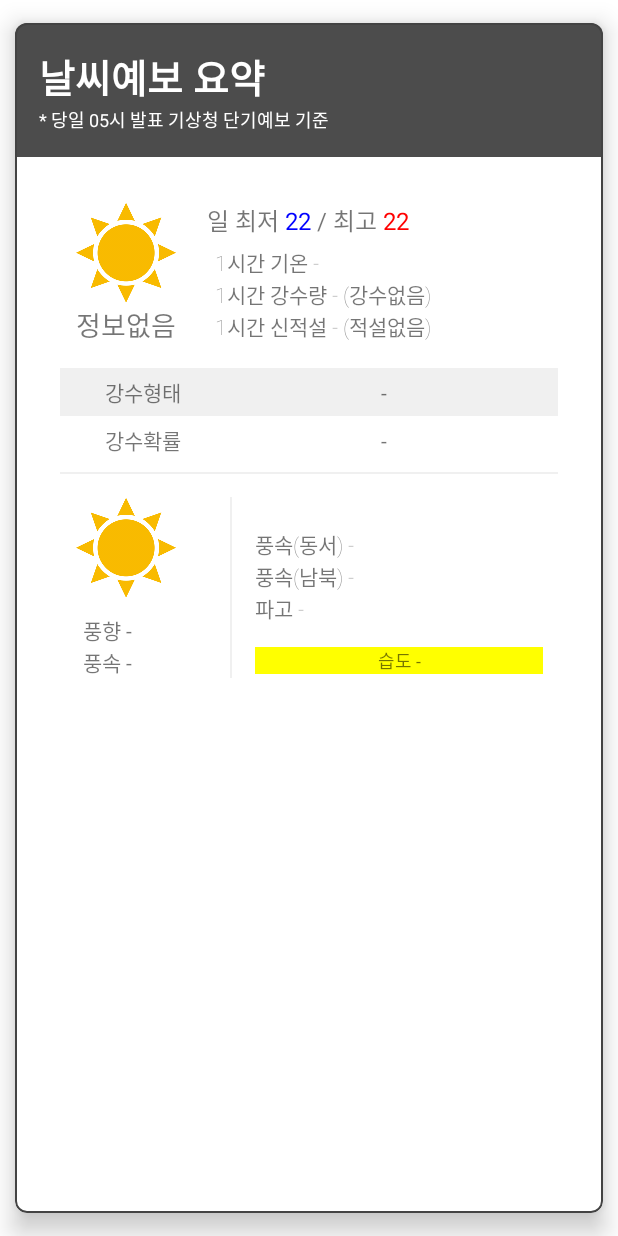
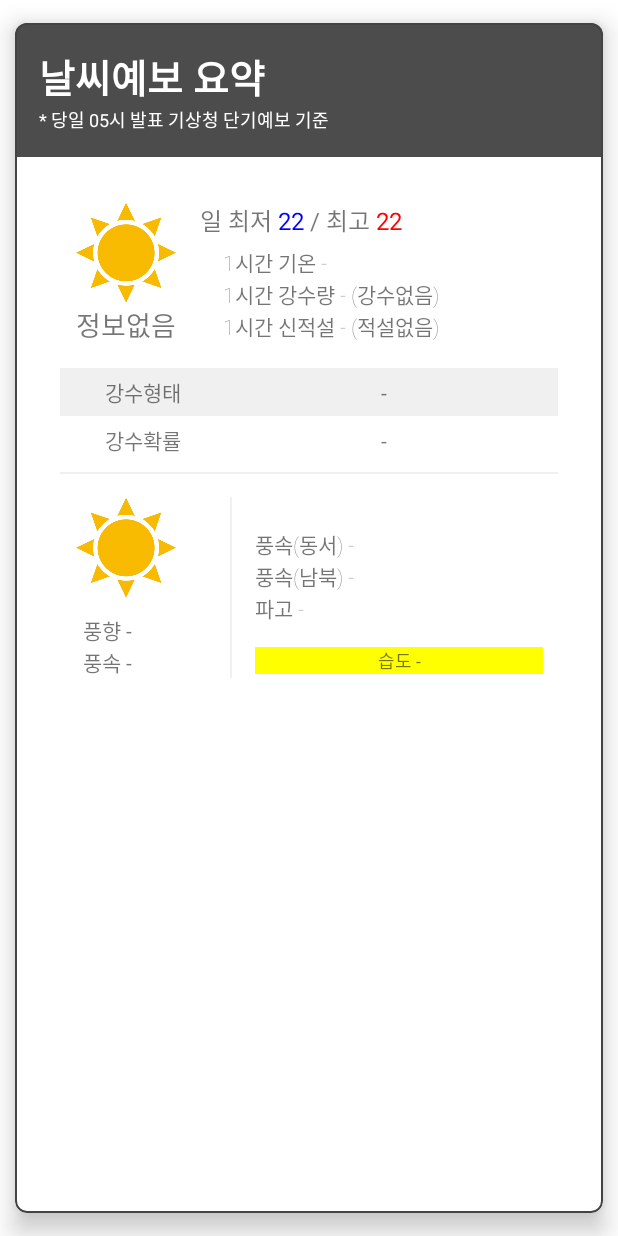
Before and after one commit to koscomcop/2022Military-Chatbot-android, an Android app: the layout card_weather.xml on its own in the app's theme, with its tools: preview values and no code run, on a phone screen of 412 x 824 dp. Run offline under Robolectric (Android 15) with nearby library versions, the phone set to English and light mode, and no system bars.

Commit message:
레이아웃 외 스타일 조정

```diff
--- a/app/build.gradle
+++ b/app/build.gradle
@@ -39,6 +39,9 @@ android {
     kotlinOptions {
         jvmTarget = '1.8'
     }
+    buildFeatures {
+        viewBinding true
+    }
 }
 
 dependencies {
--- a/app/src/main/java/com/example/militaryaibot/CardStackAdapter.kt
+++ b/app/src/main/java/com/example/militaryaibot/CardStackAdapter.kt
@@ -102,6 +102,8 @@ class CardStackAdapter(
 
                     curholder.img2.setImageResource(R.drawable.arrow)
                     curholder.img2.rotation = infos["VEC"]?.toFloat()?:0.0f
+                    curholder.img2.scaleX = -1f
+                    curholder.img2.scaleY = -1f
                     curholder.vec.setText("풍향 ${infos["VEC"]}°")
                     curholder.wsd.setText("풍속 ${infos["WSD"]}m/s")
 
--- a/app/src/main/res/layout/card_weather.xml
+++ b/app/src/main/res/layout/card_weather.xml
@@ -17,7 +17,7 @@
 
     <RelativeLayout
         android:layout_width="match_parent"
-        android:layout_height="match_parent">
+        android:layout_height="wrap_content">
 
         <LinearLayout
             android:orientation="vertical"
@@ -82,7 +82,7 @@
                 <LinearLayout
                     android:layout_width="wrap_content"
                     android:layout_height="wrap_content"
-                    android:layout_marginLeft="@dimen/spacing_mlarge"
+                    android:layout_marginLeft="@dimen/spacing_large"
                     android:orientation="vertical">
                     <LinearLayout
                         android:layout_width="match_parent"
@@ -118,7 +118,7 @@
                         android:layout_width="match_parent"
                         android:layout_height="wrap_content"
                         android:layout_marginTop="@dimen/spacing_medium"
-                        android:layout_marginLeft="@dimen/spacing_medium"
+                        android:layout_marginLeft="@dimen/spacing_large"
                         android:fontFamily="sans-serif-thin"
                         android:text="1시간 기온 -"
                         android:textSize="14sp"/>
@@ -126,7 +126,7 @@
                         android:id="@+id/weather_pcp"
                         android:layout_width="match_parent"
                         android:layout_height="wrap_content"
-                        android:layout_marginLeft="@dimen/spacing_medium"
+                        android:layout_marginLeft="@dimen/spacing_large"
                         android:fontFamily="sans-serif-thin"
                         android:text="1시간 강수량 - (강수없음)"
                         android:textSize="14sp"/>
@@ -134,7 +134,7 @@
                         android:id="@+id/weather_sno"
                         android:layout_width="match_parent"
                         android:layout_height="wrap_content"
-                        android:layout_marginLeft="@dimen/spacing_medium"
+                        android:layout_marginLeft="@dimen/spacing_large"
                         android:fontFamily="sans-serif-thin"
                         android:text="1시간 신적설 - (적설없음)"
                         android:textSize="14sp"/>
--- a/app/src/main/res/layout/content_main.xml
+++ b/app/src/main/res/layout/content_main.xml
@@ -18,7 +18,7 @@
             android:layout_width="match_parent"
             android:layout_height="match_parent"
             android:paddingTop="@dimen/spacing_mlarge"
-            android:paddingBottom="150dp"
+            android:paddingBottom="100dp"
             android:paddingStart="@dimen/spacing_medium"
             android:paddingEnd="@dimen/spacing_medium"
             android:clipToPadding="false">
--- a/app/src/main/res/layout/single_chat_me.xml
+++ b/app/src/main/res/layout/single_chat_me.xml
@@ -19,7 +19,7 @@
         android:layout_alignParentRight="true"
         android:background="@drawable/theme_chatroom_bubble_me_01_image"
         android:textSize="12dp"
-        android:textAlignment="center"
+        android:textAlignment="viewEnd"
         android:text="TextView"/>
 
     <TextView
--- a/app/src/main/res/layout/single_chat_you.xml
+++ b/app/src/main/res/layout/single_chat_you.xml
@@ -19,7 +19,7 @@
         android:layout_alignParentLeft="true"
         android:background="@drawable/theme_chatroom_bubble_you_01_image"
         android:textSize="12dp"
-        android:textAlignment="center"
+        android:textAlignment="viewStart"
         android:text="TextView"/>
 
     <TextView
--- a/build.gradle
+++ b/build.gradle
@@ -7,7 +7,7 @@ buildscript {
     }
     dependencies {
         classpath "com.android.tools.build:gradle:4.1.1"
-        classpath "org.jetbrains.kotlin:kotlin-gradle-plugin:$kotlin_version"
+        classpath "org.jetbrains.kotlin:kotlin-gradle-plugin:1.6.20"
 
         // NOTE: Do not place your application dependencies here; they belong
         // in the individual module build.gradle files
```
Also changed, not shown: app/src/main/res/layout/activity_main.xml (+5 -4 lines).
